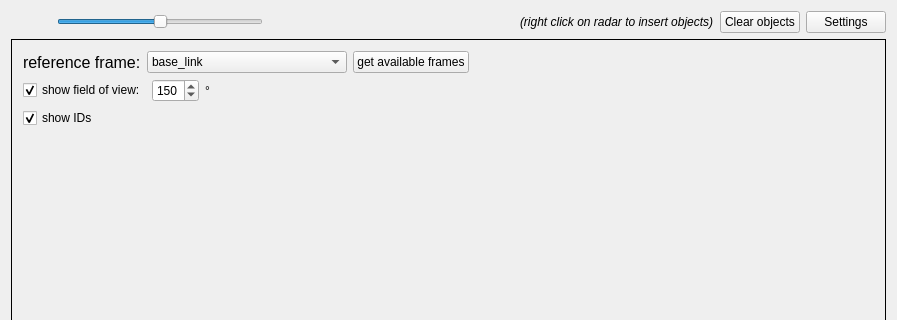
Before: the Qt Designer form resource/radar_tabs.ui in ros4hri/rqt_hri_radar, drawn with Qt 5; both pictures show x 0 to 897 and y 0 to 320 of the 897 by 566 pixel window.
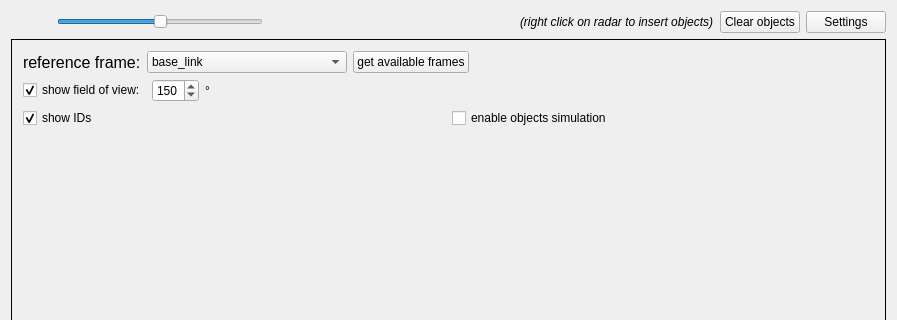
After: the same form once the commit is applied. Icons and pictures are not drawn.

Commit message: make simulation of objects a setting (off by default)

Diff of the .ui file:
```diff
--- a/resource/radar_tabs.ui
+++ b/resource/radar_tabs.ui
@@ -320,6 +320,8 @@
         </layout>
        </item>
        <item>
+        <layout class="QHBoxLayout" name="horizontalLayout_2">
+         <item>
         <widget class="QCheckBox" name="idsCheckbox">
          <property name="text">
           <string>show IDs</string>
@@ -330,6 +332,15 @@
         </widget>
        </item>
        <item>
+          <widget class="QCheckBox" name="objectsSimCheckbox">
+           <property name="text">
+            <string>enable objects simulation</string>
+           </property>
+          </widget>
+         </item>
+        </layout>
+       </item>
+       <item>
         <spacer name="verticalSpacer">
          <property name="orientation">
           <enum>Qt::Vertical</enum>
```
Left out of the diff: 3 changed lines with no effect on the pictures. Lines whose indentation alone changed are shown as unchanged. The commit also changes 3 other files.
